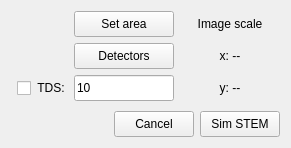
Old version of the form frames/stemframe.ui in the repository JJPPeters/clTEM.
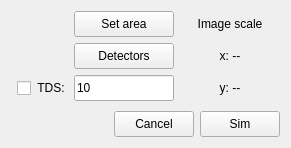
New version of the form.

```diff
--- a/frames/stemframe.ui
+++ b/frames/stemframe.ui
@@ -242,7 +242,7 @@
         </size>
        </property>
        <property name="text">
-        <string>Sim STEM</string>
+        <string>Sim</string>
        </property>
       </widget>
      </item>
```
